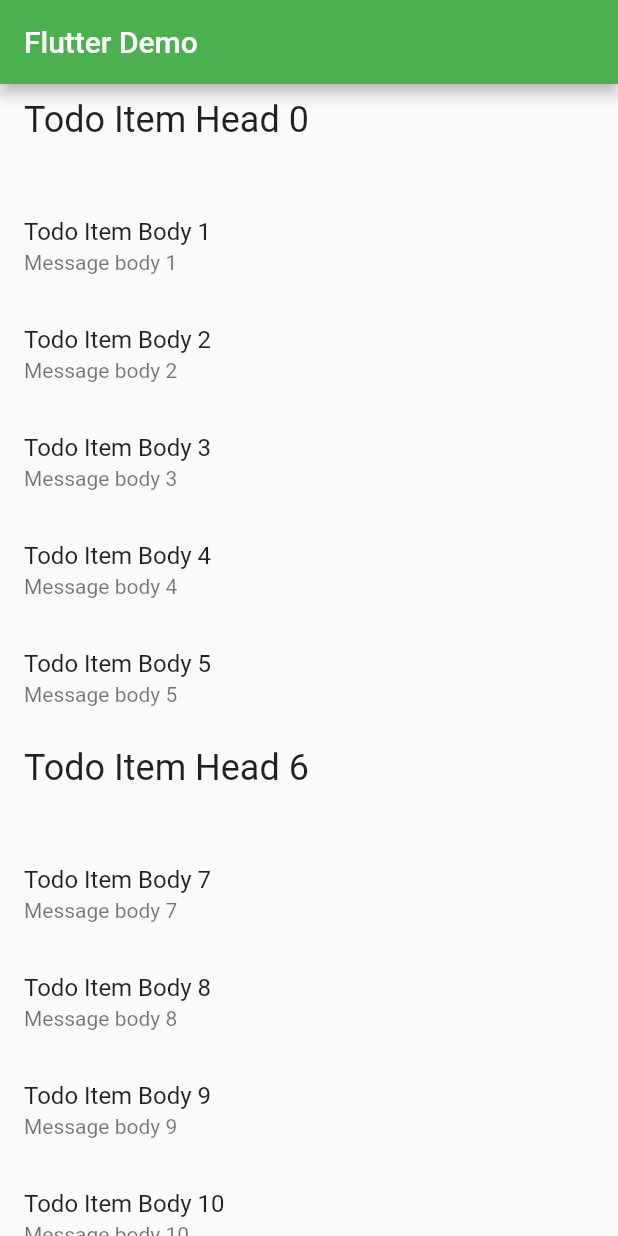
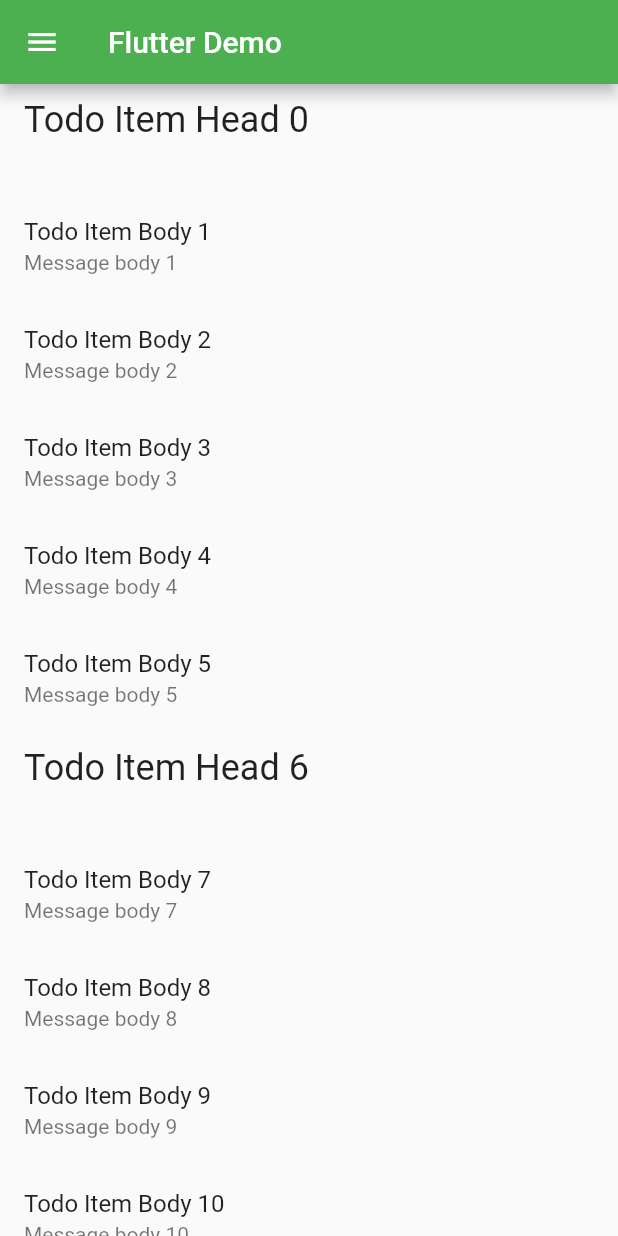
Before and after one commit to AntonioVirgone/todo-flutter, a Flutter app: the screen it shows after launch, on a phone screen of 412 x 824 dp. Run offline on Flutter 3.47's test engine with Material 2 defaults, Android fonts, the phone set to English and light mode, and no system bars.

Commit message:
review code

```diff
--- a/lib/main.dart
+++ b/lib/main.dart
@@ -2,23 +2,29 @@ import 'package:flutter/material.dart';
 import 'package:todo/TodoItem.dart';
 
 void main() {
-  final items = List<TodoItem>.generate(
+  runApp(MyApp());
+}
+
+class MyApp extends StatelessWidget {
+  const MyApp({super.key});
+
+  @override
+  Widget build(BuildContext context) {
+    return MyAppExample();
+  }
+}
+
+class MyAppExample extends StatelessWidget {
+  static const String title = "Flutter Demo";
+
+  final List<TodoItem> items = List<TodoItem>.generate(
     1000,
     (i) => i % 6 == 0
         ? TodoItemStyle('Todo Item Head $i')
         : TodoItemContent('Todo Item Body $i', 'Message body $i'),
   );
 
-  runApp(MyApp(
-    items: items,
-  ));
-}
-
-class MyApp extends StatelessWidget {
-  static const String title = "Flutter Demo";
-  final List<TodoItem> items;
-
-  const MyApp({super.key, required this.items});
+  MyAppExample({super.key});
 
   @override
   Widget build(BuildContext context) {
@@ -30,6 +36,17 @@ class MyApp extends StatelessWidget {
       home: Scaffold(
         appBar: AppBar(
           title: const Text(title),
+          leading: Builder(
+            builder: (BuildContext context) {
+              return IconButton(
+                onPressed: () {
+                  Scaffold.of(context).openDrawer();
+                },
+                icon: const Icon(Icons.menu),
+                tooltip: MaterialLocalizations.of(context).openAppDrawerTooltip,
+              );
+            },
+          ),
         ),
         body: ListView.builder(
           itemCount: items.length,
```
